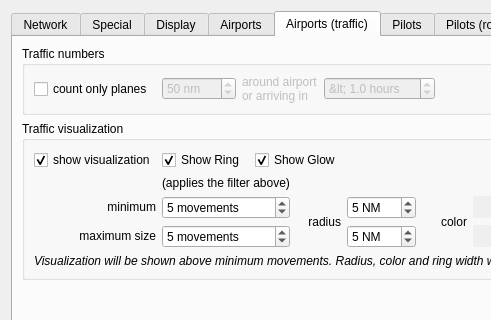
Before: the Qt Designer form src/dialogs/PreferencesDialog.ui in qutescoop/qutescoop, drawn with Qt 5; both pictures show x 0 to 491 and y 0 to 320 of the 1019 by 975 pixel window.
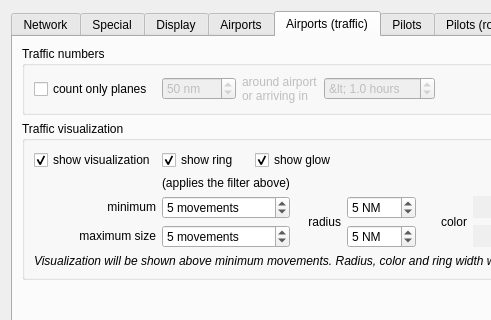
After: the same form once the commit is applied. The open tabs and pages were chosen to show the change. Icons and pictures are not drawn.

Commit message: [BUGFIX] fix hover cursor not always resetting

The edit to the form file:
```diff
--- a/src/dialogs/PreferencesDialog.ui
+++ b/src/dialogs/PreferencesDialog.ui
@@ -2719,7 +2719,7 @@
             <item>
              <widget class="QCheckBox" name="btnCongestionShowRing">
               <property name="text">
-               <string>Show Ring</string>
+               <string>show ring</string>
               </property>
               <property name="checkable">
                <bool>true</bool>
@@ -2732,7 +2732,7 @@
             <item>
              <widget class="QCheckBox" name="btnCongestionShowGlow">
               <property name="text">
-               <string>Show Glow</string>
+               <string>show glow</string>
               </property>
               <property name="checkable">
                <bool>true</bool>
```
The commit also changes 2 other files.
